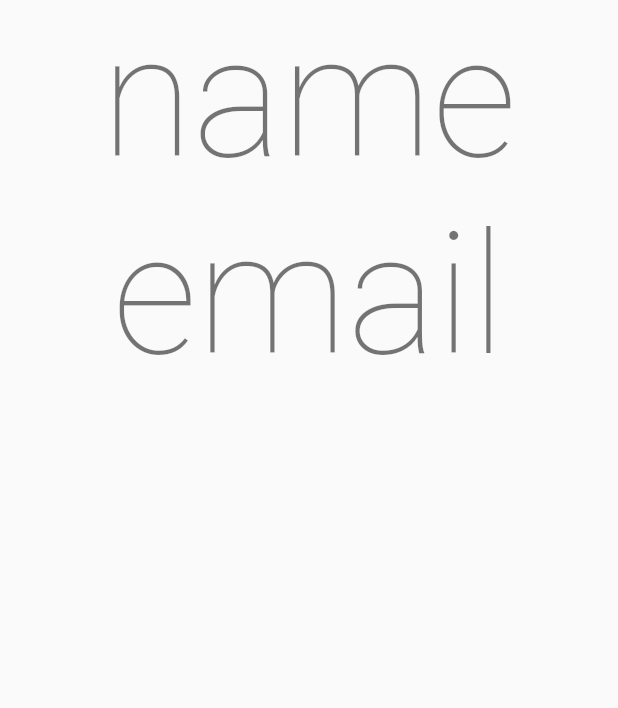
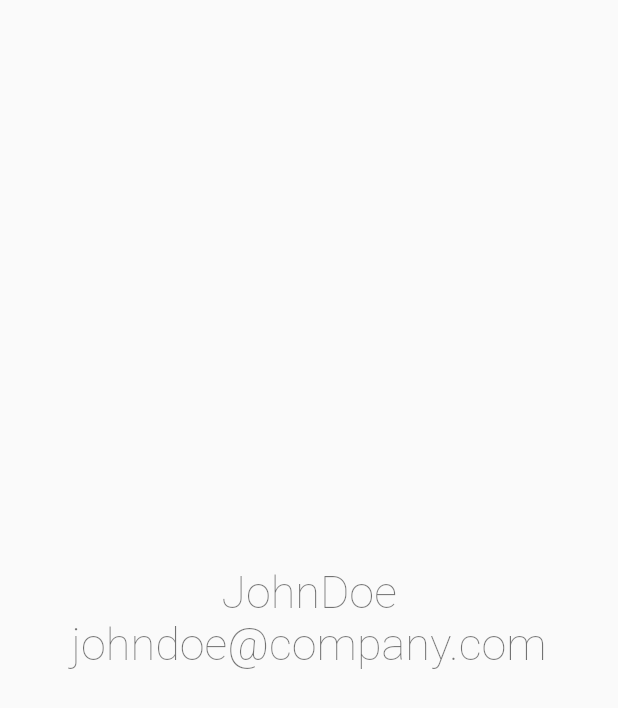
Before and after one commit to zvmzaretsky/shark-app, a Flutter app: the Profile widget shown alone on an empty page, opened directly, on a phone screen of 412 x 824 dp. Shown: the top 708 px of the screen. Run offline on Flutter 3.47's test engine with Material 2 defaults, Android fonts, the phone set to English and light mode, and no system bars; our stand-ins replace flutter_svg; network calls fail.

Commit message:
set user name and email display

```diff
--- a/lib/widgets/profile.dart
+++ b/lib/widgets/profile.dart
@@ -5,22 +5,27 @@ class Profile extends StatelessWidget {
   @override
   Widget build(BuildContext context) {
 
-    String _name = "name";
-    String _email = "email";
+    String _name = "JohnDoe";
+    String _email = "johndoe@company.com";
 
     return Container(
       height: MediaQuery.of(context).size.height,
       width: MediaQuery.of(context).size.width,
       child: Center(
           child: Column(
+            mainAxisAlignment: MainAxisAlignment.center,
             children: [
               Text(
                   _name,
-                  style: Theme.of(context).textTheme.headline1,
+                  style: Theme.of(context).textTheme.headline1.copyWith(
+                    fontSize: 30,
+                  )
               ),
               Text(
                 _email,
-                style: Theme.of(context).textTheme.headline1,
+                style: Theme.of(context).textTheme.headline1.copyWith(
+                    fontSize: 30,
+                  ),
               ),
             ],
           )
```
